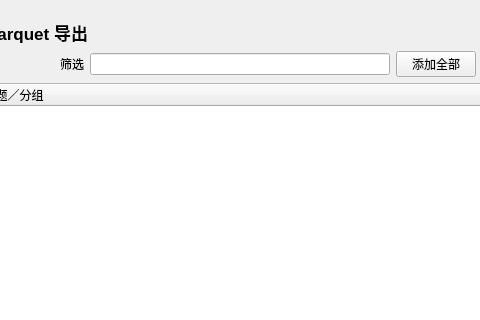
Above: patches/toolbox_csv.ui from hlian8700-afk/PlotJuggler-GW-Chinese before the change; both pictures show x 601 to 1081 and y 0 to 320 of the 1229 by 684 pixel window. Below: the same form after it.
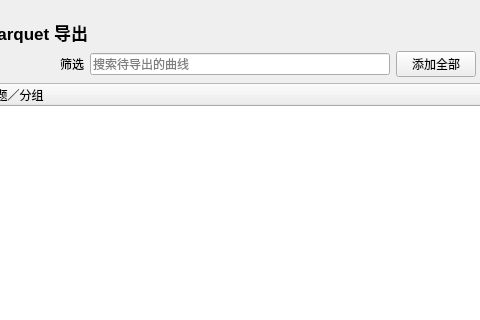
That is the form after the change. Custom widgets are drawn as their Qt base class.

Commit message: Label the export curve filter and run Windows toolbox validation

The edit to the form file:
```diff
--- a/patches/toolbox_csv.ui
+++ b/patches/toolbox_csv.ui
@@ -96,6 +96,7 @@
             </item>
             <item>
              <widget class="QLineEdit" name="lineEditFilter">
+              <property name="placeholderText"><string>搜索待导出的曲线</string></property>
               <property name="maximumSize">
                <size>
                 <width>300</width>
```
